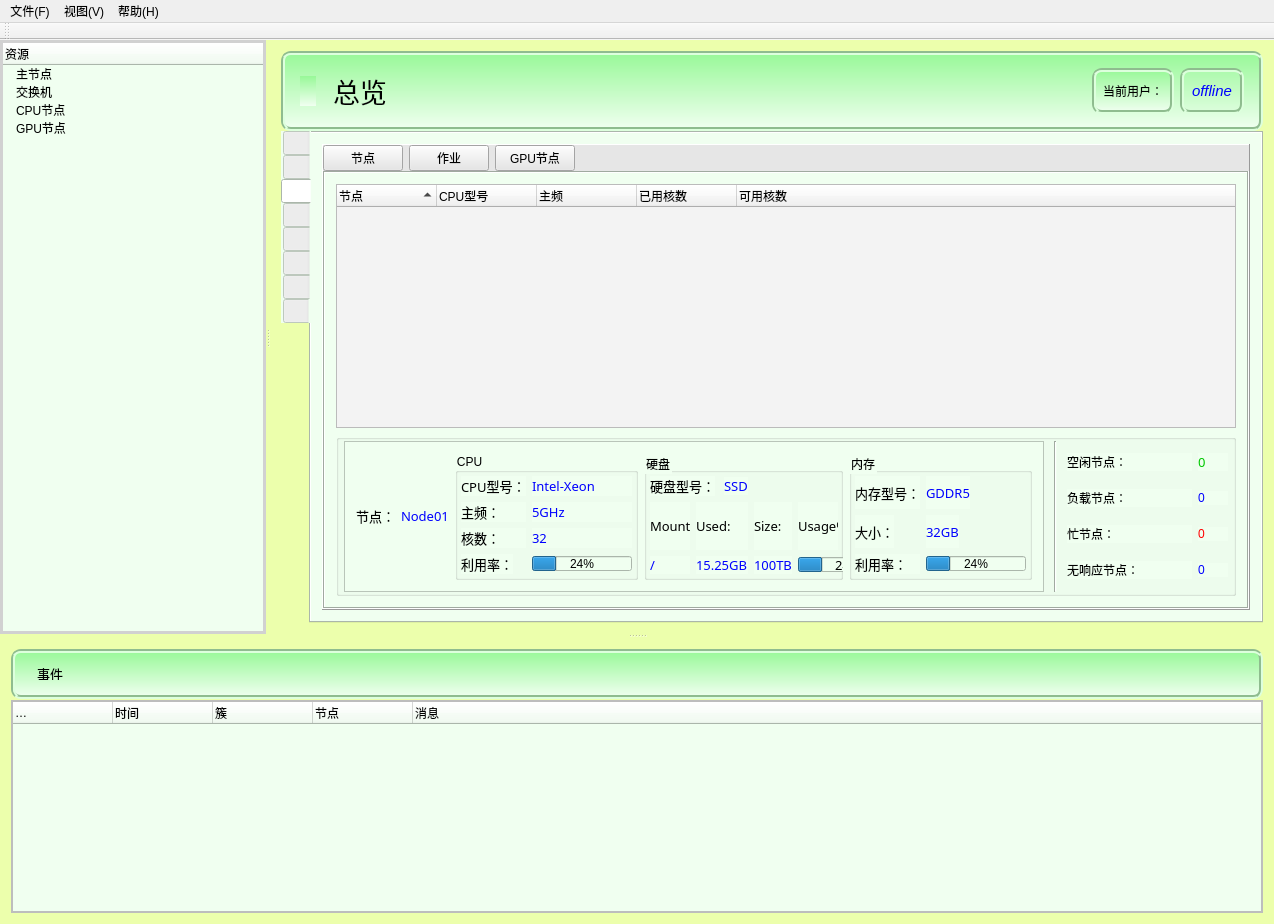
Before: the Qt Designer form mainwindow.ui in JasonZhang521/manager, drawn with Qt 5.
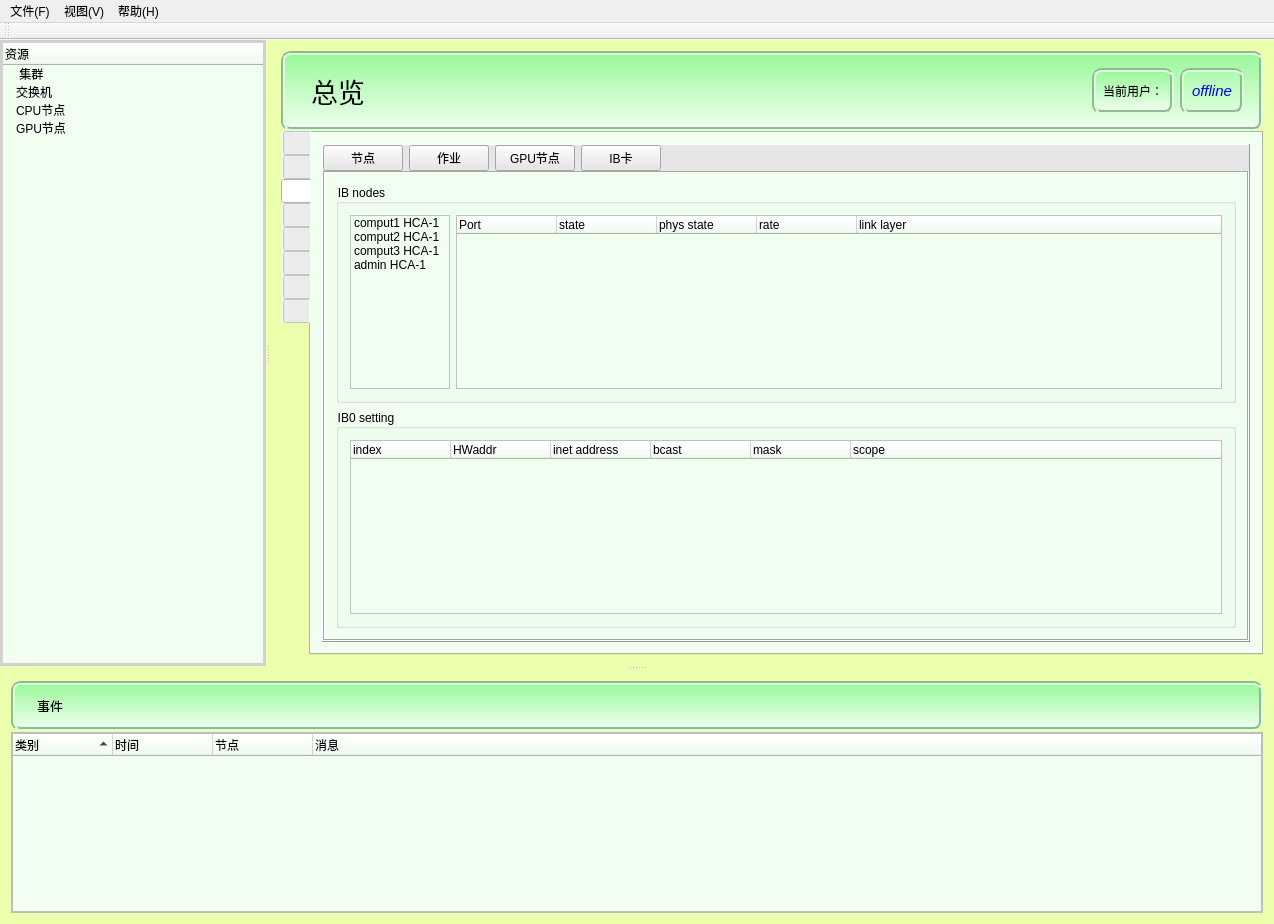
After: the same form once the commit is applied. The open tabs and pages were chosen to show the change. Icons and pictures are not drawn. Custom widgets are drawn as their Qt base class.

```diff
--- a/mainwindow.ui
+++ b/mainwindow.ui
@@ -139,7 +139,7 @@
            </column>
            <item>
             <property name="text">
-             <string>主节点</string>
+             <string> 集群</string>
             </property>
             <property name="icon">
              <iconset resource="hungclustermanager1.qrc">
@@ -226,29 +226,6 @@
            <layout class="QHBoxLayout" name="horizontalLayout_6">
             <item>
              <layout class="QHBoxLayout" name="horizontalLayout_18">
-              <item>
-               <widget class="QLabel" name="label_titleIcon">
-                <property name="minimumSize">
-                 <size>
-                  <width>16</width>
-                  <height>30</height>
-                 </size>
-                </property>
-                <property name="maximumSize">
-                 <size>
-                  <width>16</width>
-                  <height>30</height>
-                 </size>
-                </property>
-                <property name="styleSheet">
-                 <string notr="true">background-image: url(:/Resources/computer.png);
-border: 0px;</string>
-                </property>
-                <property name="text">
-                 <string/>
-                </property>
-               </widget>
-              </item>
               <item>
                <widget class="QLabel" name="label_title">
                 <property name="sizePolicy">
@@ -4449,6 +4426,16 @@
                     </property>
                    </widget>
                   </item>
+                  <item>
+                   <widget class="QPushButton" name="pushButton_monitor_IBCard">
+                    <property name="text">
+                     <string>IB卡</string>
+                    </property>
+                    <property name="checkable">
+                     <bool>true</bool>
+                    </property>
+                   </widget>
+                  </item>
                   <item>
                    <spacer name="horizontalSpacer_21">
                     <property name="orientation">
@@ -5752,6 +5739,133 @@
                     </item>
                    </layout>
                   </widget>
+                  <widget class="QWidget" name="page">
+                   <layout class="QVBoxLayout" name="verticalLayout_60">
+                    <item>
+                     <widget class="QGroupBox" name="groupBox_11">
+                      <property name="title">
+                       <string>IB nodes</string>
+                      </property>
+                      <layout class="QHBoxLayout" name="horizontalLayout_59">
+                       <item>
+                        <widget class="QListWidget" name="listWidget_2">
+                         <property name="sizePolicy">
+                          <sizepolicy hsizetype="Fixed" vsizetype="Expanding">
+                           <horstretch>0</horstretch>
+                           <verstretch>0</verstretch>
+                          </sizepolicy>
+                         </property>
+                         <property name="minimumSize">
+                          <size>
+                           <width>100</width>
+                           <height>0</height>
+                          </size>
+                         </property>
+                         <property name="maximumSize">
+                          <size>
+                           <width>100</width>
+                           <height>16777215</height>
+                          </size>
+                         </property>
+                         <item>
+                          <property name="text">
+                           <string>comput1 HCA-1</string>
+                          </property>
+                         </item>
+                         <item>
+                          <property name="text">
+                           <string>comput2 HCA-1</string>
+                          </property>
+                         </item>
+                         <item>
+                          <property name="text">
+                           <string>comput3 HCA-1</string>
+                          </property>
+                         </item>
+                         <item>
+                          <property name="text">
+                           <string>admin HCA-1</string>
+                          </property>
+                         </item>
+                        </widget>
+                       </item>
+                       <item>
+                        <widget class="QTreeWidget" name="treeWidget_4">
+                         <column>
+                          <property name="text">
+                           <string>Port</string>
+                          </property>
+                         </column>
+                         <column>
+                          <property name="text">
+                           <string>state</string>
+                          </property>
+                         </column>
+                         <column>
+                          <property name="text">
+                           <string>phys state</string>
+                          </property>
+                         </column>
+                         <column>
+                          <property name="text">
+                           <string>rate</string>
+                          </property>
+                         </column>
+                         <column>
+                          <property name="text">
+                           <string>link layer</string>
+                          </property>
+                         </column>
+                        </widget>
+                       </item>
+                      </layout>
+                     </widget>
+                    </item>
+                    <item>
+                     <widget class="QGroupBox" name="groupBox_12">
+                      <property name="title">
+                       <string>IB0 setting</string>
+                      </property>
+                      <layout class="QHBoxLayout" name="horizontalLayout_58">
+                       <item>
+                        <widget class="QTreeWidget" name="treeWidget_5">
+                         <column>
+                          <property name="text">
+                           <string>index</string>
+                          </property>
+                         </column>
+                         <column>
+                          <property name="text">
+                           <string>HWaddr</string>
+                          </property>
+                         </column>
+                         <column>
+                          <property name="text">
+                           <string>inet address</string>
+                          </property>
+                         </column>
+                         <column>
+                          <property name="text">
+                           <string>bcast</string>
+                          </property>
+                         </column>
+                         <column>
+                          <property name="text">
+                           <string>mask</string>
+                          </property>
+                         </column>
+                         <column>
+                          <property name="text">
+                           <string>scope</string>
+                          </property>
+                         </column>
+                        </widget>
+                       </item>
+                      </layout>
+                     </widget>
+                    </item>
+                   </layout>
+                  </widget>
                  </widget>
                 </item>
                </layout>
@@ -8020,9 +8134,12 @@
              <property name="lineWidth">
               <number>3</number>
              </property>
+             <property name="sortingEnabled">
+              <bool>true</bool>
+             </property>
              <column>
               <property name="text">
-               <string>…</string>
+               <string>类别</string>
               </property>
              </column>
              <column>
@@ -8030,11 +8147,6 @@
                <string>时间</string>
               </property>
              </column>
-             <column>
-              <property name="text">
-               <string>簇</string>
-              </property>
-             </column>
              <column>
               <property name="text">
                <string>节点</string>
```
Left out of the diff: 496 changed lines with no effect on the pictures. Lines whose indentation alone changed are shown as unchanged.
